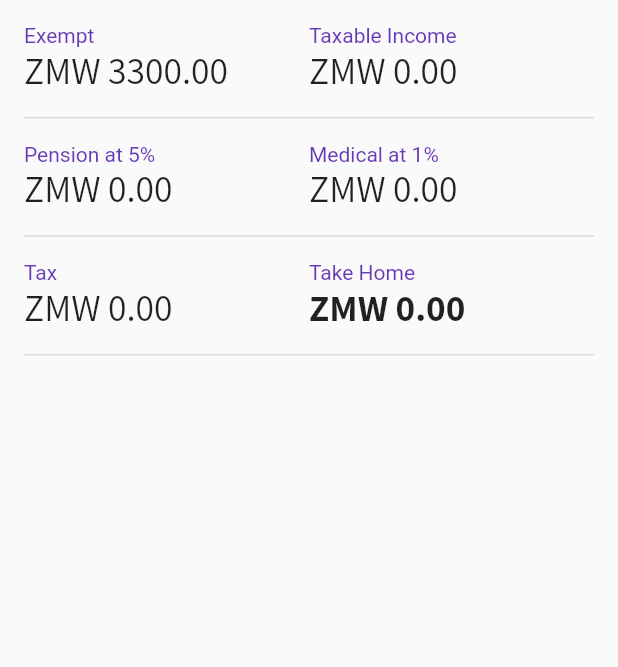
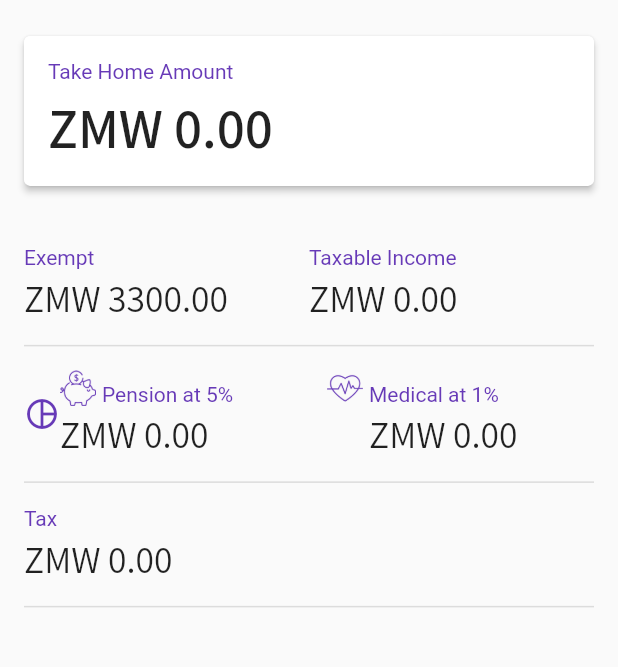
Before and after one commit to twmbx/flutter-tax-calc, a Flutter app: the screen it shows after launch, on a phone screen of 412 x 824 dp, the part 284-951 px from its top. Run offline on Flutter 3.47's test engine with Material 2 defaults, Android fonts, the phone set to English and light mode, and no system bars.

Commit message:
Added custom icons and redesigned layout

```diff
--- a/lib/main.dart
+++ b/lib/main.dart
@@ -42,7 +42,7 @@ class _MyHomePageState extends State<MyHomePage> {
   var _rates = [0.25, 0.3, 0.37];
 
   void _changeNumber(salary) {
-    print(salary);
+    // print(salary);
     salary = double.parse(salary);
     setState(() {
       if (_isTaxable(salary)) {
@@ -131,6 +131,7 @@ class _MyHomePageState extends State<MyHomePage> {
             style: TextStyle(color: Colors.deepPurple),
           ),
         ),
+        SizedBox(height: 4.0),
         Align(
           alignment: Alignment.centerLeft,
           child: Text(
@@ -149,11 +150,12 @@ class _MyHomePageState extends State<MyHomePage> {
             style: TextStyle(color: Colors.deepPurple),
           ),
         ),
+        SizedBox(height: 4.0),
         Align(
           alignment: Alignment.centerLeft,
           child: Text(
             'ZMW $_takehome',
-            style: TextStyle(fontFamily: 'Assistant', fontWeight: FontWeight.w700, fontSize: 25),
+            style: TextStyle(fontFamily: 'Assistant', fontWeight: FontWeight.w700, fontSize: 30),
           ),
         ),
       ],
@@ -167,6 +169,7 @@ class _MyHomePageState extends State<MyHomePage> {
             style: TextStyle(color: Colors.deepPurple),
           ),
         ),
+        SizedBox(height: 4.0),
         Align(
           alignment: Alignment.centerLeft,
           child: Text(
@@ -178,6 +181,17 @@ class _MyHomePageState extends State<MyHomePage> {
     );
     final pensionContributionDisplay = Column(
       children: <Widget>[
+        Row(
+          mainAxisAlignment: MainAxisAlignment.start,
+          crossAxisAlignment: CrossAxisAlignment.end,
+          children: <Widget>[
+            ImageIcon(
+              AssetImage('assets/icons/money.png'),
+              color: Colors.deepPurple,
+              size: 24.0,
+              semanticLabel: 'Pension icon',
+            ),
+            SizedBox(width: 4.0),
             Align(
               alignment: Alignment.centerLeft,
               child: Text(
@@ -185,6 +199,9 @@ class _MyHomePageState extends State<MyHomePage> {
                 style: TextStyle(color: Colors.deepPurple),
               ),
             ),
+          ],
+        ),
+        SizedBox(height: 4.0),
         Align(
           alignment: Alignment.centerLeft,
           child: Text(
@@ -196,6 +213,18 @@ class _MyHomePageState extends State<MyHomePage> {
     );
     final medicalContributionDisplay = Column(
       children: <Widget>[
+        Row(
+          mainAxisAlignment: MainAxisAlignment.start,
+          crossAxisAlignment: CrossAxisAlignment.end,
+          // mainAxisSize: MainAxisSize.min,
+          children: <Widget>[
+            ImageIcon(
+              AssetImage('assets/icons/heart.png'),
+              color: Colors.deepPurple,
+              size: 24.0,
+              semanticLabel: 'NHI icon',
+            ),
+            SizedBox(width: 4.0),
             Align(
               alignment: Alignment.centerLeft,
               child: Text(
@@ -203,11 +232,17 @@ class _MyHomePageState extends State<MyHomePage> {
                 style: TextStyle(color: Colors.deepPurple),
               ),
             ),
+          ],
+        ),
+        SizedBox(height: 4.0),
         Align(
           alignment: Alignment.centerLeft,
+          child: Padding(
+            padding: const EdgeInsets.fromLTRB(28.0, 0, 0, 0),
             child: Text(
               'ZMW $_medical',
               style: TextStyle(fontFamily: 'Assistant', fontWeight: FontWeight.w400, fontSize: 25),
+            ),
           ),
         ),
       ],
@@ -221,6 +256,7 @@ class _MyHomePageState extends State<MyHomePage> {
             style: TextStyle(color: Colors.deepPurple),
           ),
         ),
+        SizedBox(height: 4.0),
         Align(
           alignment: Alignment.centerLeft,
           child: Text(
@@ -237,6 +273,7 @@ class _MyHomePageState extends State<MyHomePage> {
       ),
       body: Padding(
         padding: const EdgeInsets.all(16),
+        child: SingleChildScrollView(
           child: Column(
             crossAxisAlignment: CrossAxisAlignment.start,
             // mainAxisAlignment: MainAxisAlignment.spaceAround,
@@ -248,7 +285,7 @@ class _MyHomePageState extends State<MyHomePage> {
                   Expanded(
                     child: TextField(
                       onChanged: (text) {
-                      print(text);
+                        // print(text);
                         _changeNumber(text);
                       },
                       decoration: InputDecoration(
@@ -269,6 +306,38 @@ class _MyHomePageState extends State<MyHomePage> {
                   ),
                 ],
               ),
+              Center(
+                child: Card(
+                  margin: EdgeInsets.symmetric(vertical: 24.0),
+                  elevation: 2.0,
+                  child: Padding(
+                    padding: const EdgeInsets.all(16.0),
+                    child: Column(
+                      children: <Widget>[
+                        Align(
+                          alignment: Alignment.centerLeft,
+                          child: Text(
+                            'Take Home Amount',
+                            style: TextStyle(color: Colors.deepPurple),
+                          ),
+                        ),
+                        SizedBox(height: 8),
+                        Align(
+                          alignment: Alignment.centerLeft,
+                          child: Text(
+                            'ZMW $_takehome',
+                            style: TextStyle(
+                              fontFamily: 'Assistant',
+                              fontWeight: FontWeight.w600,
+                              fontSize: 37,
+                            ),
+                          ),
+                        ),
+                      ],
+                    ),
+                  ),
+                ),
+              ),
               // Column(
               //   children: <Widget>[
               Container(
@@ -288,6 +357,12 @@ class _MyHomePageState extends State<MyHomePage> {
               Container(
                 child: Row(
                   children: <Widget>[
+                    Icon(
+                      Icons.pie_chart_outlined,
+                      color: Colors.deepPurple,
+                      size: 24,
+                      semanticLabel: 'Label',
+                    ),
                     Expanded(child: pensionContributionDisplay),
                     Expanded(child: medicalContributionDisplay),
                   ],
@@ -303,7 +378,7 @@ class _MyHomePageState extends State<MyHomePage> {
                 child: Row(
                   children: <Widget>[
                     Expanded(child: taxesDueDisplay),
-                  Expanded(child: takeHomeDisplay),
+                    // Expanded(child: takeHomeDisplay),
                   ],
                 ),
                 padding: const EdgeInsets.symmetric(vertical:16.0),
@@ -316,6 +391,7 @@ class _MyHomePageState extends State<MyHomePage> {
               //   ],
               // ),
             ],
+          ),
         ),
       ),
     );
```
Also changed, not shown: pubspec.yaml (+6 -3 lines), assets/icons/diamond.png (added), assets/icons/heart.png (added), assets/icons/money.png (added), assets/icons/payment.png (added), assets/icons/tax.png (added). Lines whose indentation alone changed are shown as unchanged.
